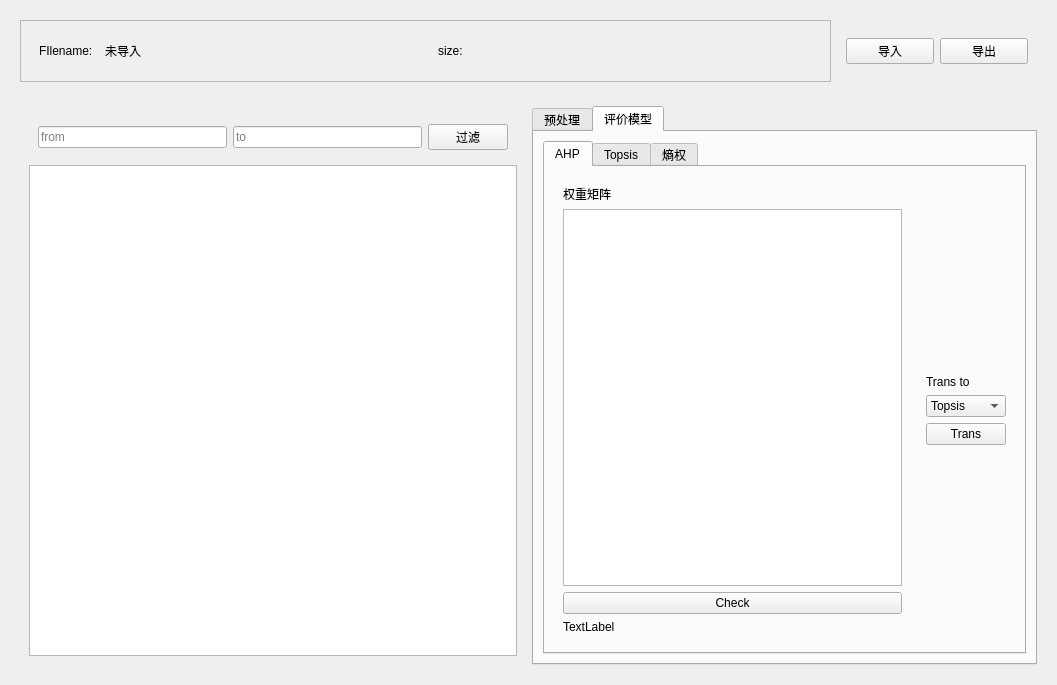
KrowFeather/MathematicalModellingHelper, file MMH.ui: the form before one commit.
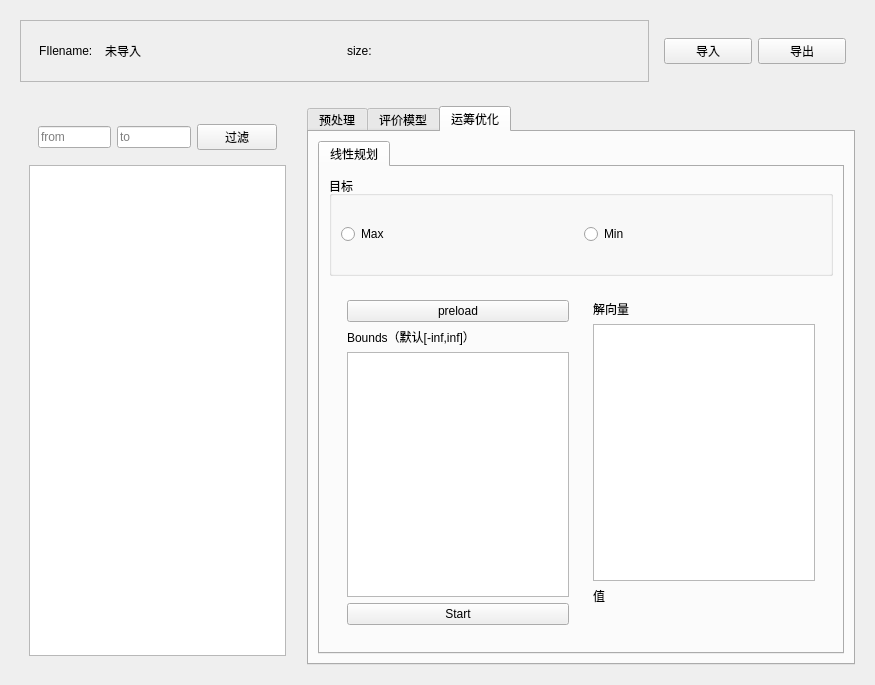
The form after the commit. The open tabs and pages were chosen to show the change.

Diff of the .ui file:
```diff
--- a/MMH.ui
+++ b/MMH.ui
@@ -6,7 +6,7 @@
    <rect>
     <x>0</x>
     <y>0</y>
-    <width>1057</width>
+    <width>875</width>
     <height>685</height>
    </rect>
   </property>
@@ -126,7 +126,7 @@
     <widget class="QWidget" name="widget_5" native="true">
      <layout class="QHBoxLayout" name="horizontalLayout_6">
       <item>
-       <widget class="QWidget" name="widget_6" native="true">
+       <widget class="QWidget" name="matWidget" native="true">
         <layout class="QVBoxLayout" name="verticalLayout_3">
          <item>
           <widget class="QWidget" name="widget_7" native="true">
@@ -161,6 +161,9 @@
         </layout>
        </widget>
       </item>
+      <item>
+       <widget class="QWidget" name="widget_22" native="true"/>
+      </item>
       <item>
        <widget class="QTabWidget" name="tabWidget">
         <property name="currentIndex">
@@ -174,13 +177,8 @@
           <item>
            <widget class="QTabWidget" name="tabWidget_3">
             <property name="currentIndex">
-             <number>2</number>
+             <number>0</number>
             </property>
-            <widget class="QWidget" name="tab_6">
-             <attribute name="title">
-              <string>归一化</string>
-             </attribute>
-            </widget>
             <widget class="QWidget" name="tab_7">
              <attribute name="title">
               <string>正向化</string>
@@ -196,8 +194,8 @@
                   <rect>
                    <x>0</x>
                    <y>0</y>
-                   <width>152</width>
-                   <height>388</height>
+                   <width>463</width>
+                   <height>469</height>
                   </rect>
                  </property>
                  <layout class="QVBoxLayout" name="verticalLayout_10">
@@ -623,6 +621,128 @@
           </item>
          </layout>
         </widget>
+        <widget class="QWidget" name="tab_9">
+         <attribute name="title">
+          <string>运筹优化</string>
+         </attribute>
+         <layout class="QHBoxLayout" name="horizontalLayout_18">
+          <item>
+           <widget class="QTabWidget" name="tabWidget_4">
+            <property name="currentIndex">
+             <number>0</number>
+            </property>
+            <widget class="QWidget" name="tab_10">
+             <attribute name="title">
+              <string>线性规划</string>
+             </attribute>
+             <layout class="QVBoxLayout" name="verticalLayout_13">
+              <item>
+               <widget class="QGroupBox" name="groupBox">
+                <property name="minimumSize">
+                 <size>
+                  <width>0</width>
+                  <height>100</height>
+                 </size>
+                </property>
+                <property name="maximumSize">
+                 <size>
+                  <width>16777215</width>
+                  <height>200</height>
+                 </size>
+                </property>
+                <property name="title">
+                 <string>目标</string>
+                </property>
+                <layout class="QHBoxLayout" name="horizontalLayout_19">
+                 <item>
+                  <widget class="QRadioButton" name="lptype_max">
+                   <property name="text">
+                    <string>Max</string>
+                   </property>
+                  </widget>
+                 </item>
+                 <item>
+                  <widget class="QRadioButton" name="lptype_min">
+                   <property name="text">
+                    <string>Min</string>
+                   </property>
+                  </widget>
+                 </item>
+                </layout>
+               </widget>
+              </item>
+              <item>
+               <widget class="QWidget" name="widget_20" native="true">
+                <layout class="QHBoxLayout" name="horizontalLayout_20">
+                 <item>
+                  <widget class="QWidget" name="widget_6" native="true">
+                   <layout class="QVBoxLayout" name="verticalLayout_14">
+                    <item>
+                     <widget class="QPushButton" name="btnLPPreload">
+                      <property name="text">
+                       <string>preload</string>
+                      </property>
+                     </widget>
+                    </item>
+                    <item>
+                     <widget class="QLabel" name="label_14">
+                      <property name="text">
+                       <string>Bounds（默认[-inf,inf]）</string>
+                      </property>
+                     </widget>
+                    </item>
+                    <item>
+                     <widget class="QTableWidget" name="boundsMat"/>
+                    </item>
+                    <item>
+                     <widget class="QPushButton" name="btnLP">
+                      <property name="text">
+                       <string>Start</string>
+                      </property>
+                     </widget>
+                    </item>
+                   </layout>
+                  </widget>
+                 </item>
+                 <item>
+                  <widget class="QWidget" name="widget_21" native="true">
+                   <layout class="QVBoxLayout" name="verticalLayout_15">
+                    <item>
+                     <widget class="QLabel" name="label_15">
+                      <property name="text">
+                       <string>解向量</string>
+                      </property>
+                     </widget>
+                    </item>
+                    <item>
+                     <widget class="QTableWidget" name="lpResMat"/>
+                    </item>
+                    <item>
+                     <widget class="QLabel" name="label_17">
+                      <property name="text">
+                       <string>值</string>
+                      </property>
+                     </widget>
+                    </item>
+                    <item>
+                     <widget class="QLabel" name="lpvaLabel">
+                      <property name="text">
+                       <string/>
+                      </property>
+                     </widget>
+                    </item>
+                   </layout>
+                  </widget>
+                 </item>
+                </layout>
+               </widget>
+              </item>
+             </layout>
+            </widget>
+           </widget>
+          </item>
+         </layout>
+        </widget>
        </widget>
       </item>
      </layout>
```
